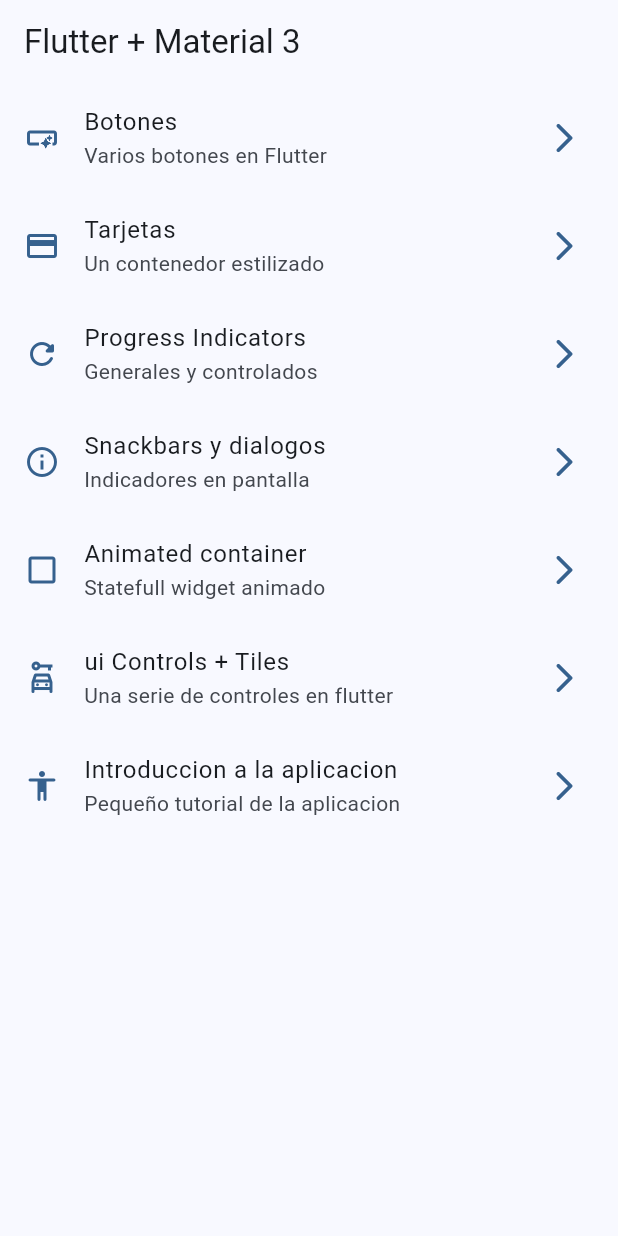
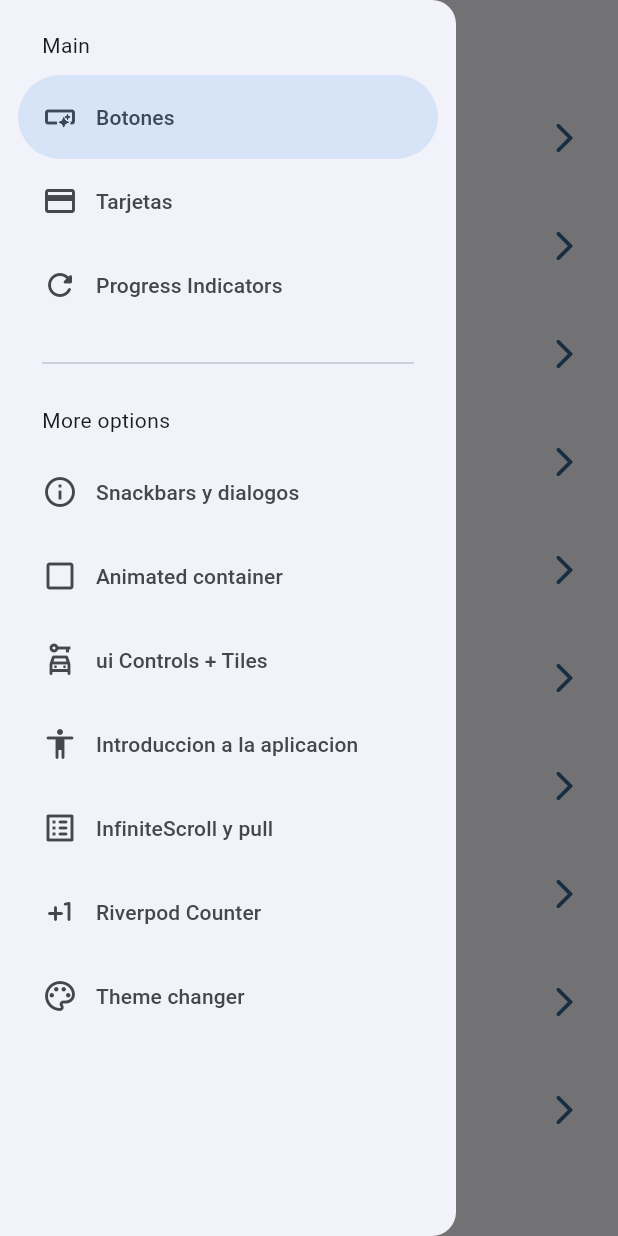
Before and after one commit to Ansesies/widgetsFlutter, a Flutter app: the screen it shows after launch, with the side drawer open (before the commit the screen has no drawer), on a phone screen of 412 x 824 dp. Run offline on Flutter 3.47's test engine with Material 2 defaults, Android fonts, the phone set to English and light mode, and no system bars; our stand-ins replace animate_do, flutter_riverpod, go_router.

Commit message:
antes del statenotifier

```diff
--- a/lib/config/menu/menu_items.dart
+++ b/lib/config/menu/menu_items.dart
@@ -63,4 +63,24 @@ const appMenuItems = <MenuItem>[
     link: '/tutorial',
     icon: Icons.accessibility_rounded,
   ),
+
+  MenuItem(
+    title: 'InfiniteScroll y pull',
+    subTitle: 'Listas infinitas y pull no refresh',
+    link: '/infinite',
+    icon: Icons.list_alt_rounded,
+  ),
+  MenuItem(
+    title: 'Riverpod Counter',
+    subTitle: 'Introduccion a riverpod',
+    link: '/counter',
+    icon: Icons.plus_one_rounded,
+  ),
+
+  MenuItem(
+    title: 'Theme changer',
+    subTitle: 'Seleccion de theme',
+    link: '/theme-changer',
+    icon: Icons.color_lens_outlined,
+  ),
 ];
--- a/lib/config/router/app_router.dart
+++ b/lib/config/router/app_router.dart
@@ -52,5 +52,23 @@ final appRouter = GoRouter(
       builder: (context, state) => const AppTutorialScreen(),
     ),
 
+    GoRoute(
+      path: '/infinite',
+      name: InfiniteScrollScreen.name,
+      builder: (context, state) => const InfiniteScrollScreen(),
+    ),
+
+    GoRoute(
+      path: '/counter',
+      name: CounterScreen.name,
+      builder: (context, state) => const CounterScreen(),
+    ),
+
+    GoRoute(
+      path: '/theme-changer',
+      name: ThemeChangerScreen.name,
+      builder: (context, state) => const ThemeChangerScreen(),
+    ),
+
   ],
 );
--- a/lib/config/theme/app_theme.dart
+++ b/lib/config/theme/app_theme.dart
@@ -14,13 +14,18 @@ const colorList = <Color>[
 
 class AppTheme {
   final int selectedColor;
+  final bool isDarkmode;
 
-  AppTheme({this.selectedColor = 0})
+  AppTheme({
+    this.selectedColor = 0,
+    this.isDarkmode = false
+    })
       : assert(selectedColor >= 0, 'Selected color must be greater then 0'),
         assert(selectedColor < colorList.length, 'Selected color must be less or equal than ${ colorList.length - 1}');
 
   ThemeData getTheme() => ThemeData(
     useMaterial3: true,
+    brightness: isDarkmode ? Brightness.dark : Brightness.light,
     colorSchemeSeed: colorList[selectedColor],
     appBarTheme: const AppBarTheme(
       centerTitle: false
--- a/lib/main.dart
+++ b/lib/main.dart
@@ -1,22 +1,37 @@
 import 'package:flutter/material.dart';
+import 'package:flutter_riverpod/flutter_riverpod.dart';
 import 'package:widgets_app/config/router/app_router.dart';
 import 'package:widgets_app/config/theme/app_theme.dart';
+import 'package:widgets_app/presentation/providers/theme_provider.dart';
 
 
 void main() {
-  runApp(const MainApp());
+  runApp(
+    const ProviderScope(
+      child: MainApp()
+      )
+    );
 }
 
-class MainApp extends StatelessWidget {
+class MainApp extends ConsumerWidget {
   const MainApp({super.key});
 
   @override
-  Widget build(BuildContext context) {
+  Widget build(BuildContext context, ref) {
+
+    final isDarkmode = ref.watch( themeProvider);
+
+    final int selectedColor = ref.watch(selectedColorProvider);
+
+
+
+
     return MaterialApp.router(
+
       title: 'Flutter Widgets',
       routerConfig: appRouter,
       debugShowCheckedModeBanner: false,
-      theme: AppTheme(selectedColor: 0).getTheme(),
+      theme: AppTheme(selectedColor: selectedColor, isDarkmode: isDarkmode).getTheme(),
 
 
     );
--- /dev/null
+++ b/lib/presentation/providers/counter_provider.dart
@@ -0,0 +1,4 @@
+import 'package:flutter_riverpod/flutter_riverpod.dart';
+
+
+final counterProvider = StateProvider((ref) => 5);
--- /dev/null
+++ b/lib/presentation/providers/theme_provider.dart
@@ -0,0 +1,14 @@
+
+
+import 'package:flutter_riverpod/flutter_riverpod.dart';
+import 'package:widgets_app/config/theme/app_theme.dart';
+
+final themeProvider = StateProvider((ref) => false);
+
+//*listado de colores inmutables
+
+final colorListProvider = Provider((ref) => colorList);
+
+//*un simple int
+
+final selectedColorProvider = StateProvider((ref) => 0);
--- a/lib/presentation/screens/home/home_screen.dart
+++ b/lib/presentation/screens/home/home_screen.dart
@@ -2,6 +2,7 @@ import 'package:flutter/material.dart';
 import 'package:go_router/go_router.dart';
 import 'package:widgets_app/config/menu/menu_items.dart';
 import 'package:widgets_app/presentation/screens/cards/cards_screen.dart';
+import 'package:widgets_app/presentation/widgets/side_menu.dart';
 
 class HomeScreen extends StatelessWidget {
   static const String name = 'home_screen';
@@ -10,11 +11,16 @@ class HomeScreen extends StatelessWidget {
 
   @override
   Widget build(BuildContext context) {
+
+    final scaffoldKey = GlobalKey<ScaffoldState>();
+
     return Scaffold(
+      key: scaffoldKey,
       appBar: AppBar(
         title: const Text('Flutter + Material 3'),
       ),
       body: const _HomeView(),
+      drawer: SideMenu(scaffoldKey: scaffoldKey,),
     );
   }
 }
--- a/lib/presentation/screens/screens.dart
+++ b/lib/presentation/screens/screens.dart
@@ -1,3 +1,7 @@
+
+export 'package:widgets_app/presentation/screens/theme_changer/theme_changer_screen.dart';
+
+export 'package:widgets_app/presentation/screens/counter/counter_screen.dart';
 
 export 'package:widgets_app/presentation/screens/animated/animated_screen.dart';
 export 'package:widgets_app/presentation/screens/app_tutorial/app_tutorial_screen.dart';
--- /dev/null
+++ b/lib/presentation/widgets/side_menu.dart
@@ -0,0 +1,69 @@
+import 'package:flutter/material.dart';
+import 'package:go_router/go_router.dart';
+import 'package:widgets_app/config/menu/menu_items.dart';
+
+class SideMenu extends StatefulWidget {
+
+  final GlobalKey<ScaffoldState> scaffoldKey;
+
+  const SideMenu({super.key, required this.scaffoldKey});
+
+  @override
+  State<SideMenu> createState() => _SideMenuState();
+}
+
+class _SideMenuState extends State<SideMenu> {
+
+  int navDrawerIndex = 0;
+
+  @override
+  Widget build(BuildContext context) {
+
+    final hasNotch = MediaQuery.of(context).viewPadding.top > 35;
+
+    return NavigationDrawer(
+      selectedIndex: navDrawerIndex,
+      onDestinationSelected:(value) {
+
+        setState(() {
+          navDrawerIndex = value;
+        });
+
+        final menuItem = appMenuItems[value];
+        context.push(menuItem.link);
+        widget.scaffoldKey.currentState?.closeDrawer();
+      },
+      children: [
+        Padding(
+          padding: EdgeInsets.fromLTRB(28, hasNotch ? 10 : 20, 16, 10),
+          child: Text('Main'),
+          ),
+        ...appMenuItems
+        .sublist(0,3)
+        .map((item) => NavigationDrawerDestination(
+          icon: Icon(item.icon),
+          label: Text(item.title)
+          )
+        ),
+        const Padding(
+          padding: EdgeInsets.fromLTRB(28, 16, 28, 10),
+          child: Divider(),
+          ),
+          const Padding(
+          padding: EdgeInsets.fromLTRB(28, 10, 16, 10),
+          child: Text('More options'),
+          ),
+        ...appMenuItems
+        .sublist(3)
+        .map((item) => NavigationDrawerDestination(
+          icon: Icon(item.icon),
+          label: Text(item.title),
+
+          )
+        ),
+
+
+      ]
+      );
+  }
+}
--- a/pubspec.yaml
+++ b/pubspec.yaml
@@ -10,6 +10,7 @@ dependencies:
   animate_do: ^3.0.2
   flutter:
     sdk: flutter
+  flutter_riverpod: ^2.3.6
   go_router: ^7.0.0
 
 dev_dependencies:
```
Also changed, not shown: lib/presentation/screens/counter/counter_screen.dart (added, +40 -0 lines), lib/presentation/screens/infinite_scroll/infinite_scroll_screen.dart (+127 -2 lines), lib/presentation/screens/theme_changer/theme_changer_screen.dart (added, +62 -0 lines), pubspec.lock.
